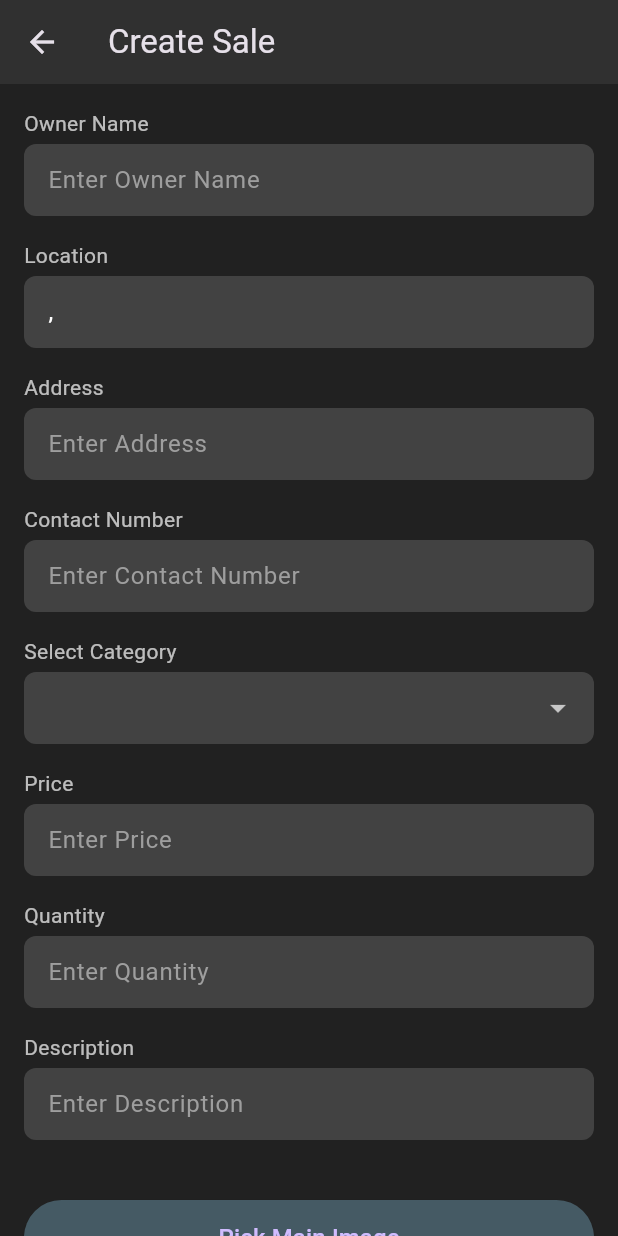
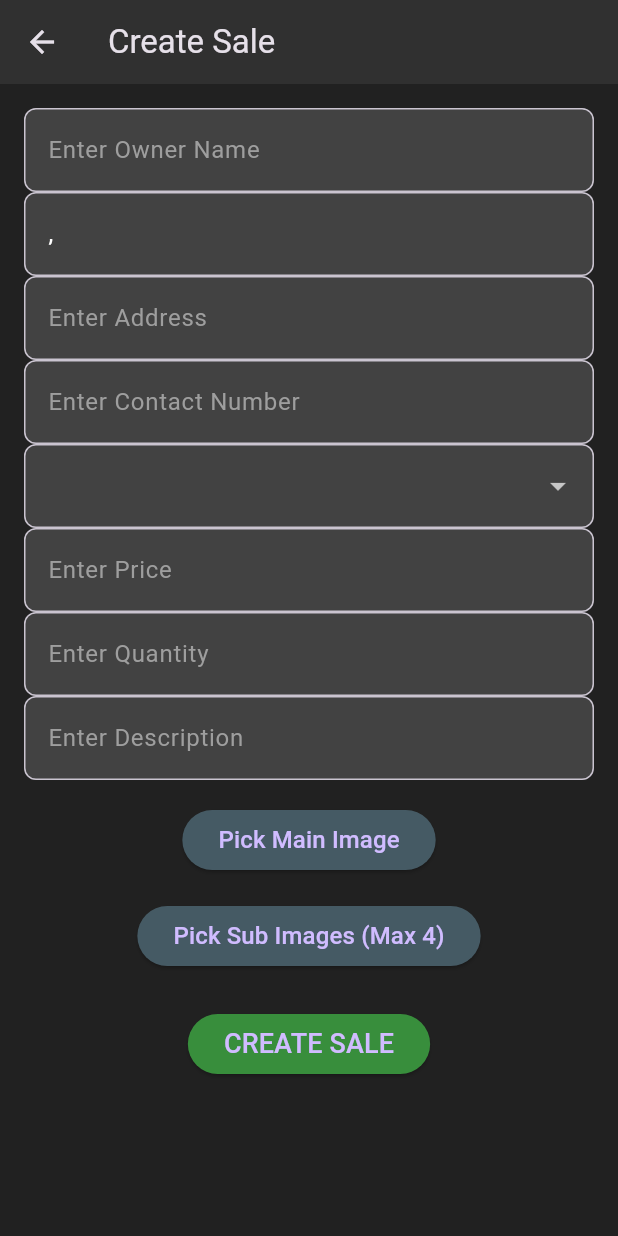
Before and after one commit to Joshuarupasinghe/bio_boost, a Flutter app: the CreateSales02 screen opened directly with empty values, on a phone screen of 412 x 824 dp. Run offline on Flutter 3.47's test engine with Material 3 defaults, Android fonts, the phone set to English and light mode, and no system bars; our stand-ins replace cloud_firestore, firebase_auth, firebase_core, firebase_storage, fluttertoast, image_picker and 1 more; accounts and stored records are empty.

Commit message:
Update create_sales02.dart

```diff
--- a/lib/screens/create_sales02.dart
+++ b/lib/screens/create_sales02.dart
@@ -4,8 +4,17 @@ import 'package:cloud_firestore/cloud_firestore.dart';
 import 'dart:io';
 import 'package:image_picker/image_picker.dart';
 import 'package:firebase_storage/firebase_storage.dart';
-import 'package:cloud_firestore/cloud_firestore.dart';
+import 'package:flutter/foundation.dart' show kIsWeb;
 
+Widget displayImage(File? imageFile) {
+  if (imageFile == null) return const SizedBox(); // No image selected
+
+  if (kIsWeb) {
+    return Image.network(imageFile.path, height: 100); // Web uses network path
+  } else {
+    return Image.file(imageFile, height: 100); // Mobile & desktop use File
+  }
+}
 
 class CreateSales02 extends StatefulWidget {
   final String selectedCategory;
@@ -20,7 +29,7 @@ class _CreateSales02State extends State<CreateSales02> {
   late String uid;
   late String selectedCategory;
 
-  // Text editing controllers for the fields
+  // Text editing controllers
   final TextEditingController _ownerNameController = TextEditingController();
   final TextEditingController _locationController = TextEditingController();
   final TextEditingController _addressController = TextEditingController();
@@ -43,7 +52,7 @@ class _CreateSales02State extends State<CreateSales02> {
     'Other',
   ];
 
-  // Image variables for storing images
+  // Image variables
   File? _mainImage;
   List<File> _subImages = [];
   final ImagePicker _picker = ImagePicker();
@@ -53,34 +62,15 @@ void initState() {
     super.initState();
     uid = FirebaseAuth.instance.currentUser?.uid ?? '';
     selectedCategory = widget.selectedCategory;
-  _fetchUserData(); // Fetch user data
+    _fetchUserData();
   }
 
-
-  // Function to pick the main image
-  Future<void> pickMainImage() async {
-    final pickedFile = await _picker.pickImage(source: ImageSource.gallery);
-    if (pickedFile != null) {
-      setState(() {
-        _mainImage = File(pickedFile.path);
-      });
-    }
-  }
-
-  // Function to pick sub-images (limit of 4)
-  Future<void> pickSubImages() async {
-    final pickedFiles = await _picker.pickMultiImage();
-    if (pickedFiles != null) {
-      setState(() {
-        _subImages = pickedFiles.take(4).map((file) => File(file.path)).toList();
-      });
-    }
-  }
+  // Fetch user data
   Future<void> _fetchUserData() async {
     User? user = FirebaseAuth.instance.currentUser;
     if (user != null) {
       DocumentSnapshot userDoc = await FirebaseFirestore.instance
-        .collection('users') // Ensure this matches your Firestore collection name
+          .collection('users')
           .doc(user.uid)
           .get();
 
@@ -93,40 +83,63 @@ void initState() {
     }
   }
 
+  // Pick main image
+  Future<void> pickMainImage() async {
+    final pickedFile = await _picker.pickImage(source: ImageSource.gallery);
+    if (pickedFile != null) {
+      setState(() {
+        _mainImage = File(pickedFile.path);
+      });
+    }
+  }
 
-  // Function to upload images to Firebase Storage and get URLs
-  Future<String> uploadImageToFirebase(File image, String imageName) async {
+  // Pick sub-images (max 4)
+  Future<void> pickSubImages() async {
+    final pickedFiles = await _picker.pickMultiImage();
+    if (pickedFiles != null) {
+      setState(() {
+        _subImages = pickedFiles.take(4).map((file) => File(file.path)).toList();
+      });
+    }
+  }
+
+  // Upload image to Firebase Storage and get URL
+  Future<String?> uploadImageToFirebase(File image, String imageName) async {
+    try {
       Reference storageRef = FirebaseStorage.instance
           .ref()
-        .child('sales_images')
-        .child('$uid/$imageName.jpg');
+          .child('sales_images/$uid/$imageName.jpg');
 
       UploadTask uploadTask = storageRef.putFile(image);
       TaskSnapshot snapshot = await uploadTask;
       return await snapshot.ref.getDownloadURL();
+    } catch (e) {
+      print("Image upload error: $e");
+      return null;
+    }
   }
 
-  // Function to save the sale to Firestore with the images
+  // Save sale to Firestore with images
   void saveSaleToDatabase() async {
     if (uid.isEmpty) {
       print("Error: User not logged in");
       return;
     }
 
-    // Upload main image and get URL
     String? mainImageUrl;
     if (_mainImage != null) {
       mainImageUrl = await uploadImageToFirebase(_mainImage!, 'mainImage');
     }
 
-    // Upload sub images and get URLs
     List<String> subImageUrls = [];
     for (var i = 0; i < _subImages.length; i++) {
-      String url = await uploadImageToFirebase(_subImages[i], 'subImage_$i');
+      String? url = await uploadImageToFirebase(_subImages[i], 'subImage$i');
+      if (url != null) {
         subImageUrls.add(url);
       }
+    }
 
-    // Save sale data to Firestore
+    // Save to Firestore
     FirebaseFirestore.instance.collection('sales').add({
       'uid': uid,
       's_type': selectedCategory,
@@ -148,62 +161,28 @@ void initState() {
     });
   }
 
-  // Build category dropdown field
+  // Build UI widgets
   Widget _buildCategoryDropdown() {
-    return Padding(
-      padding: const EdgeInsets.only(bottom: 16.0),
-      child: Column(
-        crossAxisAlignment: CrossAxisAlignment.start,
-        children: [
-          const Text(
-            'Select Category',
-            style: TextStyle(color: Colors.white70, fontSize: 14),
-          ),
-          const SizedBox(height: 4),
-          DropdownButtonFormField<String>(
+    return DropdownButtonFormField<String>(
       value: selectedCategory,
       dropdownColor: Colors.grey[800],
       style: const TextStyle(color: Colors.white),
       decoration: InputDecoration(
         filled: true,
         fillColor: Colors.grey[800],
-              border: OutlineInputBorder(
-                borderRadius: BorderRadius.circular(8),
-                borderSide: BorderSide.none,
+        border: OutlineInputBorder(borderRadius: BorderRadius.circular(8)),
       ),
-              contentPadding: const EdgeInsets.all(12),
-            ),
-            items:
-                categories.map((category) {
-                  return DropdownMenuItem<String>(
-                    value: category,
-                    child: Text(category),
-                  );
-                }).toList(),
+      items: categories.map((category) => DropdownMenuItem(value: category, child: Text(category))).toList(),
       onChanged: (newValue) {
         setState(() {
           selectedCategory = newValue!;
         });
       },
-          ),
-        ],
-      ),
     );
   }
 
-  // Build text input field
   Widget _buildDetailField(String label, TextEditingController controller) {
-    return Padding(
-      padding: const EdgeInsets.only(bottom: 16.0),
-      child: Column(
-        crossAxisAlignment: CrossAxisAlignment.start,
-        children: [
-          Text(
-            label,
-            style: const TextStyle(color: Colors.white70, fontSize: 14),
-          ),
-          const SizedBox(height: 4),
-          TextField(
+    return TextField(
       controller: controller,
       style: const TextStyle(color: Colors.white),
       decoration: InputDecoration(
@@ -211,26 +190,15 @@ void initState() {
         hintStyle: const TextStyle(color: Colors.grey),
         filled: true,
         fillColor: Colors.grey[800],
-              border: OutlineInputBorder(
-                borderRadius: BorderRadius.circular(8),
-                borderSide: BorderSide.none,
-              ),
-              contentPadding: const EdgeInsets.all(12),
-            ),
-          ),
-        ],
+        border: OutlineInputBorder(borderRadius: BorderRadius.circular(8)),
       ),
     );
   }
 
-  // Build image picker button
   Widget _buildImagePickerButton(String text, VoidCallback onPressed) {
     return ElevatedButton(
       onPressed: onPressed,
-      style: ElevatedButton.styleFrom(
-        backgroundColor: Colors.blueGrey[700],
-        minimumSize: const Size(double.infinity, 50),
-      ),
+      style: ElevatedButton.styleFrom(backgroundColor: Colors.blueGrey[700]),
       child: Text(text, style: const TextStyle(fontSize: 16)),
     );
   }
@@ -239,14 +207,10 @@ void initState() {
   Widget build(BuildContext context) {
     return Scaffold(
       backgroundColor: Colors.grey[900],
-      appBar: AppBar(
-        title: const Text('Create Sale'),
-        backgroundColor: Colors.grey[850],
-      ),
-      body: SingleChildScrollView(
+      appBar: AppBar(title: const Text('Create Sale'), backgroundColor: Colors.grey[850]),
+      body: SingleChildScrollView( // Ensure the content is scrollable
         padding: const EdgeInsets.all(16.0),
         child: Column(
-          crossAxisAlignment: CrossAxisAlignment.start,
           children: [
             _buildDetailField('Owner Name', _ownerNameController),
             _buildDetailField('Location', _locationController),
@@ -256,31 +220,19 @@ void initState() {
             _buildDetailField('Price', _priceController),
             _buildDetailField('Quantity', _quantityController),
             _buildDetailField('Description', _descriptionController),
-
-            // Image picker buttons
-            const SizedBox(height: 24),
+            const SizedBox(height: 16),
             _buildImagePickerButton('Pick Main Image', pickMainImage),
-            _mainImage != null
-                ? Image.network(_mainImage!.path, height: 100) // Web support
-                : Container(),
-
+            if (_mainImage != null) displayImage(_mainImage), // Display main image
             const SizedBox(height: 16),
-
             _buildImagePickerButton('Pick Sub Images (Max 4)', pickSubImages),
-            _subImages.isNotEmpty
-                ? Wrap(
+            Wrap(
               spacing: 8,
-                    children: _subImages.map((file) => Image.network(file.path, height: 80)).toList(), // Web support
-                  )
-                : Container(),
-
+              children: _subImages.map((file) => displayImage(file)).toList(), // Display sub-images
+            ),
             const SizedBox(height: 24),
             ElevatedButton(
               onPressed: saveSaleToDatabase,
-              style: ElevatedButton.styleFrom(
-                backgroundColor: Colors.green[700],
-                minimumSize: const Size(double.infinity, 50),
-              ),
+              style: ElevatedButton.styleFrom(backgroundColor: Colors.green[700]),
               child: const Text('CREATE SALE', style: TextStyle(fontSize: 18)),
             ),
           ],
```
Lines whose indentation alone changed are shown as unchanged.
